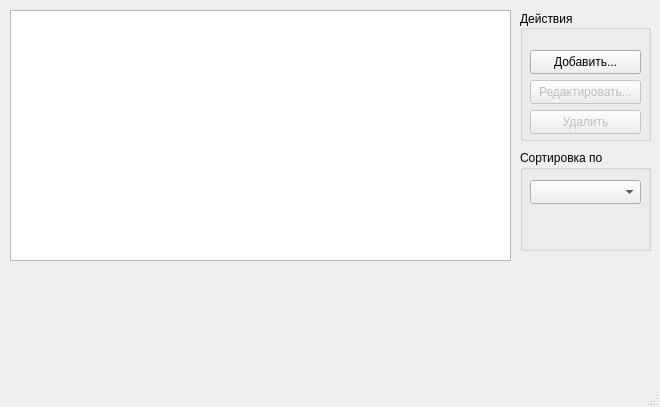
Before: the Qt Designer form mainwindow.ui in group93492/equipment-reminder, drawn with Qt 5.
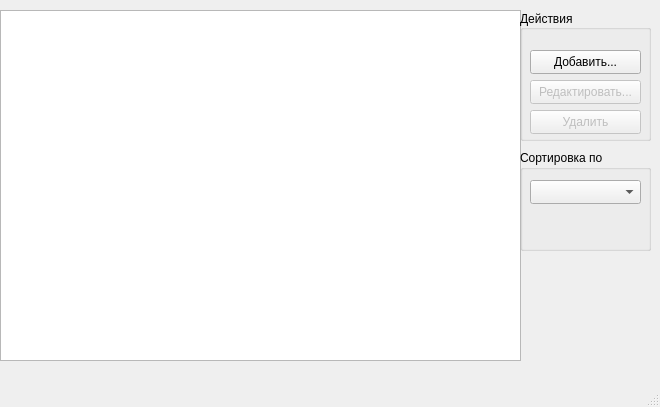
After: the same form once the commit is applied.

```diff
--- a/mainwindow.ui
+++ b/mainwindow.ui
@@ -20,10 +20,10 @@
     </property>
     <property name="geometry">
      <rect>
-      <x>10</x>
+      <x>0</x>
       <y>10</y>
-      <width>501</width>
-      <height>251</height>
+      <width>521</width>
+      <height>351</height>
      </rect>
     </property>
     <property name="editTriggers">
```
